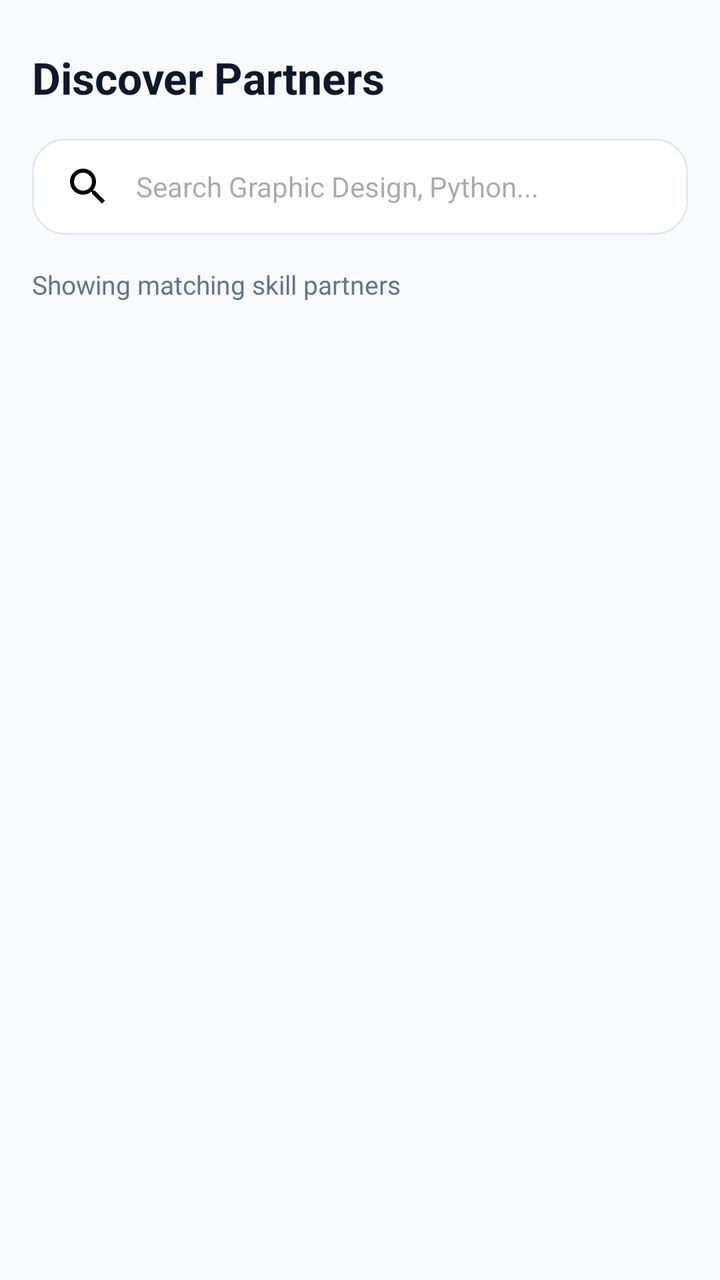
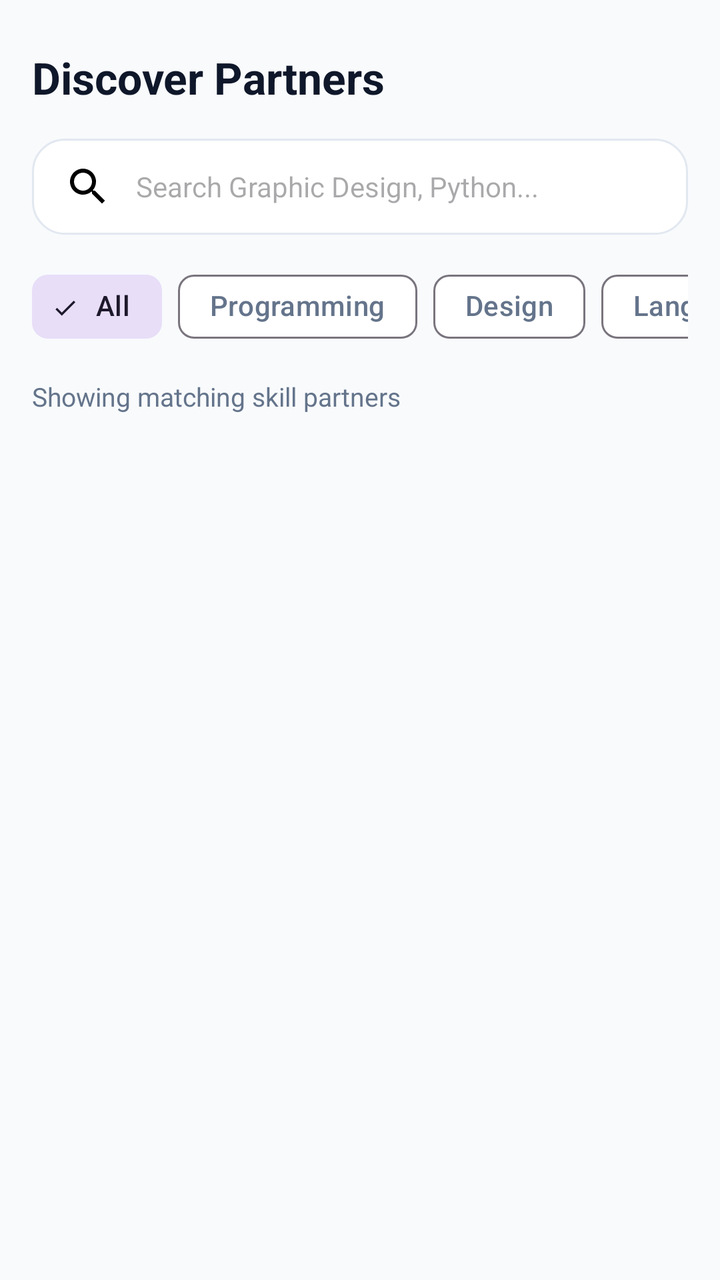

Screens rendered from an Android XML layout before and after an edit, with the pre-edit source and the edit as a unified diff.
<!-- AndroidManifest.xml: application theme Theme.SkillBarter -->
<!-- res/layout/fragment_discover.xml -->
<?xml version="1.0" encoding="utf-8"?>
<LinearLayout xmlns:android="http://schemas.android.com/apk/res/android"
    xmlns:app="http://schemas.android.com/apk/res-auto"
    android:layout_width="match_parent"
    android:layout_height="match_parent"
    android:background="@color/bg_light"
    android:orientation="vertical"
    android:padding="16dp">

    
    <TextView
        android:layout_width="wrap_content"
        android:layout_height="wrap_content"
        android:layout_marginTop="8dp"
        android:text="Discover Partners"
        android:textColor="@color/text_primary"
        android:textSize="22sp"
        android:textStyle="bold" />

    <EditText
        android:id="@+id/etSearch"
        android:layout_width="match_parent"
        android:layout_height="48dp"
        android:layout_marginTop="16dp"
        android:background="@drawable/bg_rounded_card"
        android:drawableStart="@drawable/ic_search"
        android:drawablePadding="12dp"
        android:hint="Search Graphic Design, Python..."
        android:inputType="text"
        android:paddingHorizontal="16dp"
        android:textColor="@color/text_primary"
        android:textSize="14sp" />

    
    <TextView
        android:id="@+id/tvResultsCount"
        android:layout_width="wrap_content"
        android:layout_height="wrap_content"
        android:layout_marginTop="16dp"
        android:text="Showing matching skill partners"
        android:textColor="@color/text_secondary"
        android:textSize="13sp" />

    
    <androidx.recyclerview.widget.RecyclerView
        android:id="@+id/rvSearchResults"
        android:layout_width="match_parent"
        android:layout_height="0dp"
        android:layout_marginTop="10dp"
        android:layout_weight="1" />

</LinearLayout>
<!-- resources referenced by this layout -->
<resources>
  <color name="bg_light">#F8FAFC</color>
  <color name="text_primary">#0F172A</color>
  <color name="text_secondary">#64748B</color>
  <!-- drawable bg_rounded_card (drawable) -->
  <?xml version="1.0" encoding="utf-8"?>
  <shape xmlns:android="http://schemas.android.com/apk/res/android"
      android:shape="rectangle">
      <solid android:color="@color/surface_white" />
      <corners android:radius="16dp" />
      <stroke android:width="1dp" android:color="@color/divider_color" />
  </shape>
  <!-- drawable ic_search (drawable) -->
  <vector xmlns:android="http://schemas.android.com/apk/res/android"
      android:width="24dp"
      android:height="24dp"
      android:viewportWidth="24"
      android:viewportHeight="24">
    <path
        android:fillColor="#FF000000"
        android:pathData="M15.5,14h-0.79l-0.28,-0.27C15.41,12.59 16,11.11 16,9.5 16,5.91 13.09,3 9.5,3S3,5.91 3,9.5 5.91,16 9.5,16c1.61,0 3.09,-0.59 4.23,-1.57l0.27,0.28v0.79l5,4.99L20.49,19l-4.99,-5zM9.5,14C7.01,14 5,11.99 5,9.5S7.01,5 9.5,5 14,7.01 14,9.5 11.99,14 9.5,14z"/>
  </vector>
  <style name="Theme.SkillBarter" parent="Base.Theme.SkillBarter" />
  <color name="surface_white">#FFFFFF</color>
  <color name="divider_color">#E2E8F0</color>
  <style name="Base.Theme.SkillBarter" parent="Theme.Material3.DayNight.NoActionBar">
          <item name="colorPrimary">@color/primary</item>
          <item name="colorOnPrimary">@color/white</item>
          <item name="colorPrimaryContainer">@color/primary_light</item>
          <item name="colorOnPrimaryContainer">@color/primary</item>
          <item name="android:colorBackground">@color/bg_light</item>
          <item name="colorSurface">@color/surface_white</item>
          <item name="colorOnSurface">@color/text_primary</item>
          <item name="colorOnSurfaceVariant">@color/text_secondary</item>
          <item name="android:statusBarColor">@color/bg_light</item>
          <item name="android:windowLightStatusBar">true</item>
      </style>
  <color name="primary">#4F46E5</color>
  <color name="white">#FFFFFF</color>
  <color name="primary_light">#EEF2FF</color>
</resources>

<!-- the commit's change to res/layout/fragment_discover.xml (unified diff, before → after) -->
@@ -32,11 +32,65 @@
         android:textSize="14sp" />
 
     
+    <HorizontalScrollView
+        android:layout_width="match_parent"
+        android:layout_height="wrap_content"
+        android:layout_marginTop="12dp"
+        android:scrollbars="none">
+
+        <com.google.android.material.chip.ChipGroup
+            android:id="@+id/chipGroupCategories"
+            android:layout_width="wrap_content"
+            android:layout_height="wrap_content"
+            app:singleLine="true"
+            app:singleSelection="true">
+
+            <com.google.android.material.chip.Chip
+                android:id="@+id/chipAll"
+                style="@style/Widget.Material3.Chip.Filter"
+                android:layout_width="wrap_content"
+                android:layout_height="wrap_content"
+                android:checked="true"
+                android:text="All" />
+
+            <com.google.android.material.chip.Chip
+                android:id="@+id/chipProgramming"
+                style="@style/Widget.Material3.Chip.Filter"
+                android:layout_width="wrap_content"
+                android:layout_height="wrap_content"
+                android:text="Programming" />
+
+            <com.google.android.material.chip.Chip
+                android:id="@+id/chipDesign"
+                style="@style/Widget.Material3.Chip.Filter"
+                android:layout_width="wrap_content"
+                android:layout_height="wrap_content"
+                android:text="Design" />
+
+            <com.google.android.material.chip.Chip
+                android:id="@+id/chipLanguage"
+                style="@style/Widget.Material3.Chip.Filter"
+                android:layout_width="wrap_content"
+                android:layout_height="wrap_content"
+                android:text="Language" />
+
+            <com.google.android.material.chip.Chip
+                android:id="@+id/chipMusic"
+                style="@style/Widget.Material3.Chip.Filter"
+                android:layout_width="wrap_content"
+                android:layout_height="wrap_content"
+                android:text="Music" />
+
+        </com.google.android.material.chip.ChipGroup>
+
+    </HorizontalScrollView>
+
+    
     <TextView
         android:id="@+id/tvResultsCount"
         android:layout_width="wrap_content"
         android:layout_height="wrap_content"
-        android:layout_marginTop="16dp"
+        android:layout_marginTop="12dp"
         android:text="Showing matching skill partners"
         android:textColor="@color/text_secondary"
         android:textSize="13sp" />
